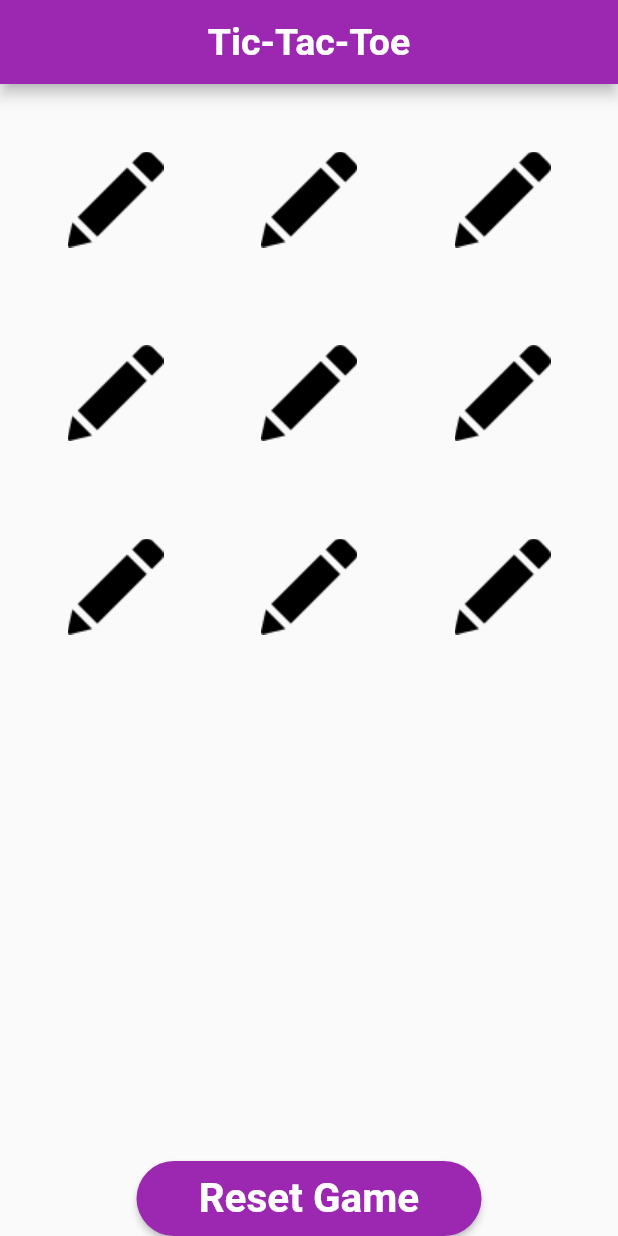
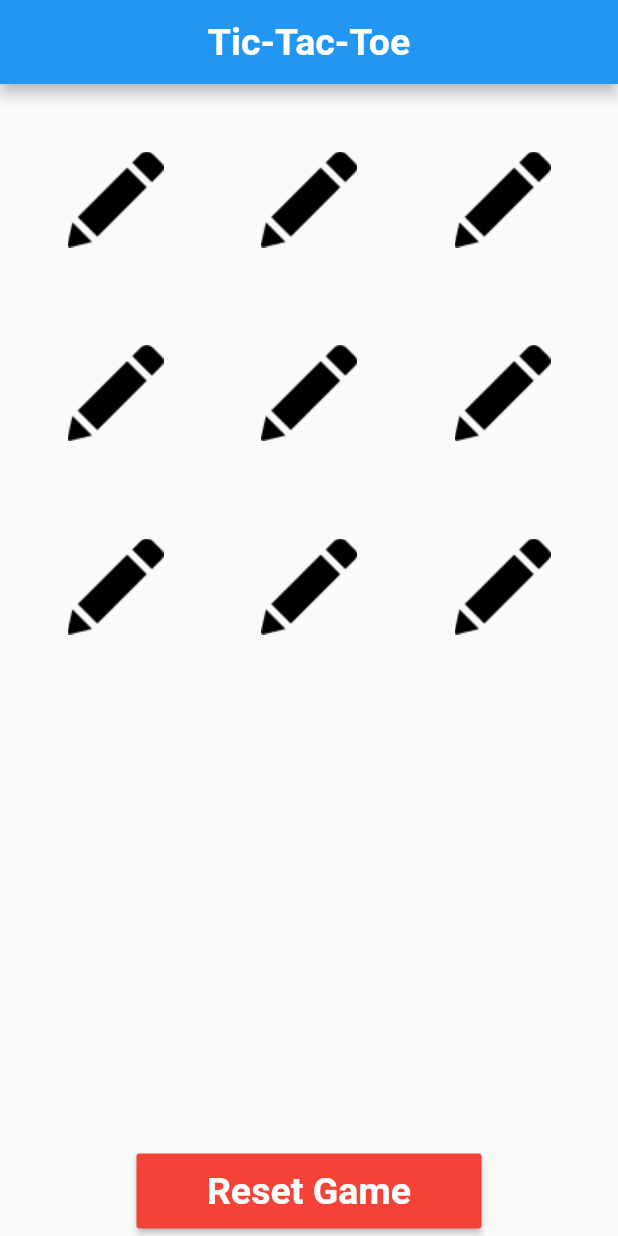
Before and after one commit to SeAliijaz/Tic_Tac_Toe, a Flutter app: the screen it shows after launch, after a tap on "Reset Game", on a phone screen of 412 x 824 dp. Run offline on Flutter 3.47's test engine with Material 2 defaults, Android fonts, the phone set to English and light mode, and no system bars; our stand-ins replace rflutter_alert.

Commit message:
Final Changes & Comments

```diff
--- a/lib/home_page.dart
+++ b/lib/Main_Screens/home_page.dart
@@ -7,14 +7,18 @@ class HomePage extends StatefulWidget {
 }
 
 class _HomePageState extends State<HomePage> {
+  ///Images
   AssetImage circle = AssetImage('images/circle.png');
   AssetImage cross = AssetImage('images/cross.png');
   AssetImage edit = AssetImage('images/edit.png');
 
+  ///Var Bool
   bool isCross = true;
 
+  ///List String for GameState
   List<String> gameState;
 
+  ///Init State
   @override
   void initState() {
     super.initState();
@@ -33,6 +37,7 @@ class _HomePageState extends State<HomePage> {
     });
   }
 
+  ///Dialouge
   AlertStyle alertStyle = AlertStyle(
     animationType: AnimationType.grow,
     animationDuration: Duration(
@@ -47,6 +52,7 @@ class _HomePageState extends State<HomePage> {
     ),
   );
 
+  ///PlayGame
   void playGame(int index) {
     if (gameState[index] == 'empty') {
       setState(() {
@@ -61,6 +67,7 @@ class _HomePageState extends State<HomePage> {
     }
   }
 
+  ///WinBox
   alertDialogueBoxForWin(context, index) {
     Alert(
       closeFunction: resetGame,
@@ -88,6 +95,7 @@ class _HomePageState extends State<HomePage> {
     ).show();
   }
 
+  ///DrawBox
   alertDialogueBoxForDraw(context) {
     Alert(
       context: context,
@@ -126,6 +134,7 @@ class _HomePageState extends State<HomePage> {
     ).show();
   }
 
+  ///CheckWin
   void checkWin() {
     if ((this.gameState[0] != 'empty') &&
         (this.gameState[0] == this.gameState[1]) &&
@@ -191,6 +200,7 @@ class _HomePageState extends State<HomePage> {
     }
   }
 
+  ///GetImage
   getImage(String value) {
     switch (value) {
       case ('empty'):
@@ -206,6 +216,7 @@ class _HomePageState extends State<HomePage> {
     }
   }
 
+  ///Reseting State
   void resetGame() {
     setState(() {
       this.gameState = [
@@ -222,6 +233,7 @@ class _HomePageState extends State<HomePage> {
     });
   }
 
+  ///Main Body
   @override
   Widget build(BuildContext context) {
     return Scaffold(
@@ -263,13 +275,14 @@ class _HomePageState extends State<HomePage> {
               ),
             ),
           ),
-          MaterialButton(
+          Padding(
+            padding: const EdgeInsets.only(
+              bottom: 5,
+            ),
+            child: MaterialButton(
               minWidth: 230.0,
               height: 50.0,
               color: Theme.of(context).primaryColor,
-            shape: RoundedRectangleBorder(
-              borderRadius: BorderRadius.circular(60.0),
-            ),
               onPressed: () {
                 this.resetGame();
               },
@@ -277,8 +290,9 @@ class _HomePageState extends State<HomePage> {
                 'Reset Game',
                 style: TextStyle(
                   color: Colors.white,
-                fontSize: 27.0,
+                  fontSize: 25.0,
                   fontWeight: FontWeight.w700,
+                ),
               ),
             ),
           ),
--- a/lib/main.dart
+++ b/lib/main.dart
@@ -1,15 +1,29 @@
 import 'package:flutter/material.dart';
-import 'package:tic_tac_toe/home_page.dart';
+import 'package:tic_tac_toe/Main_Screens/home_page.dart';
 
-void main() => runApp(MyApp());
+void main() {
+  runApp(MyApp());
+}
 
 class MyApp extends StatelessWidget {
   @override
   Widget build(BuildContext context) {
     return MaterialApp(
+      ///Title
+      title: 'Tic-Tac-Toe',
+
+      ///Theme
+      ///Blue
+      ///Red
       theme: ThemeData(
-        primarySwatch: Colors.purple,
+        primarySwatch: Colors.blue,
+        primaryColor: Colors.red,
       ),
+
+      ///DebugShowCheckedModeBanner
+      debugShowCheckedModeBanner: false,
+
+      ///Home
       home: HomePage(),
     );
   }
```
Lines whose indentation alone changed are shown as unchanged.
